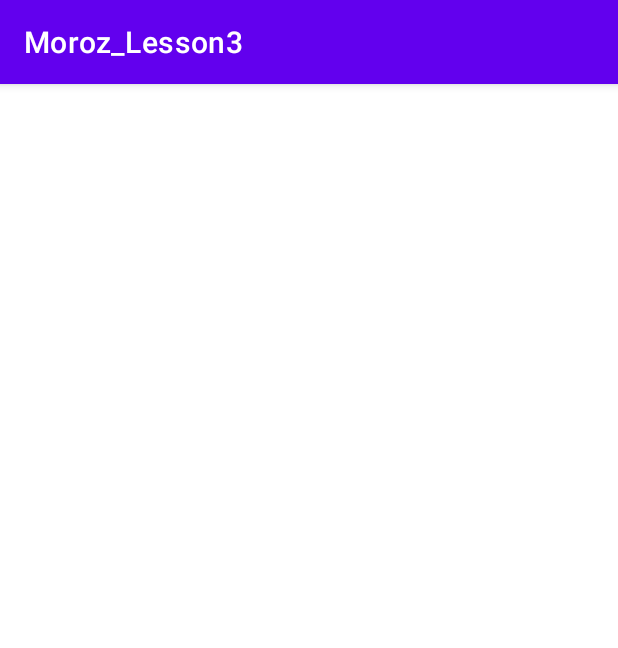
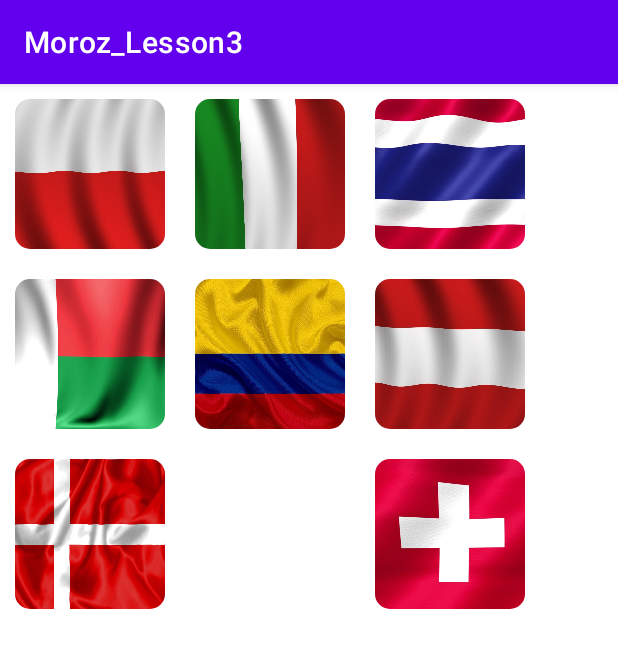
Before and after one commit to almoiv0499/Moroz_Lesson3, an Android app: the GridLayoutActivity screen opened directly, with no data from a screen before it, on a phone screen of 412 x 824 dp. Shown: the top 648 px of the screen. Run offline under Robolectric (Android 15) with nearby library versions, the phone set to English and light mode, and no system bars.

Commit message:
moroz_lesson_3_1 created activity_grid_layout.xml

```diff
--- a/app/src/main/java/com/example/moroz_lesson3/GridLayoutActivity.kt
+++ b/app/src/main/java/com/example/moroz_lesson3/GridLayoutActivity.kt
@@ -1,11 +1,33 @@
 package com.example.moroz_lesson3
 
+import android.content.Intent
 import androidx.appcompat.app.AppCompatActivity
 import android.os.Bundle
+import com.example.moroz_lesson3.databinding.ActivityGridLayoutBinding
 
 class GridLayoutActivity : AppCompatActivity() {
+
+    private lateinit var binding: ActivityGridLayoutBinding
     override fun onCreate(savedInstanceState: Bundle?) {
         super.onCreate(savedInstanceState)
-        setContentView(R.layout.activity_grid_layout)
+        binding = ActivityGridLayoutBinding.inflate(layoutInflater)
+        setContentView(binding.root)
+
+        navigateToFrameLayoutActivity()
+        navigateToLinearLayoutActivity()
+    }
+
+    private fun navigateToFrameLayoutActivity() {
+        binding.denmarkFlagFrame.setOnClickListener {
+            val intent = Intent(this, FrameLayoutActivity::class.java)
+            startActivity(intent)
+        }
+    }
+
+    private fun navigateToLinearLayoutActivity() {
+        binding.switzerlandFlagFrame.setOnClickListener {
+            val intent = Intent(this, LinearLayoutActivity::class.java)
+            startActivity(intent)
+        }
     }
 }
--- a/app/src/main/res/layout/activity_grid_layout.xml
+++ b/app/src/main/res/layout/activity_grid_layout.xml
@@ -1,9 +1,100 @@
 <?xml version="1.0" encoding="utf-8"?>
-<androidx.constraintlayout.widget.ConstraintLayout xmlns:android="http://schemas.android.com/apk/res/android"
-    xmlns:app="http://schemas.android.com/apk/res-auto"
+<GridLayout xmlns:android="http://schemas.android.com/apk/res/android"
     xmlns:tools="http://schemas.android.com/tools"
     android:layout_width="match_parent"
     android:layout_height="match_parent"
+    android:columnCount="3"
     tools:context=".GridLayoutActivity">
 
-</androidx.constraintlayout.widget.ConstraintLayout>
+    <ImageView
+        android:id="@+id/poland_flag_frame"
+        android:layout_width="@dimen/imageView_size_grid"
+        android:layout_height="@dimen/imageView_size_grid"
+        android:layout_margin="@dimen/imageView_margins_grid"
+        android:background="@drawable/rounded_background"
+        android:clipToOutline="true"
+        android:contentDescription="@string/poland_flag"
+        android:scaleType="centerCrop"
+        android:src="@drawable/poland" />
+
+
+    <ImageView
+        android:id="@+id/italy_flag_frame"
+        android:layout_width="@dimen/imageView_size_grid"
+        android:layout_height="@dimen/imageView_size_grid"
+        android:layout_margin="@dimen/imageView_margins_grid"
+        android:background="@drawable/rounded_background"
+        android:clipToOutline="true"
+        android:contentDescription="@string/italy_flag"
+        android:scaleType="fitXY"
+        android:src="@drawable/italy" />
+
+    <ImageView
+        android:id="@+id/thailand_flag_frame"
+        android:layout_width="@dimen/imageView_size_grid"
+        android:layout_height="@dimen/imageView_size_grid"
+        android:layout_margin="@dimen/imageView_margins_grid"
+        android:background="@drawable/rounded_background"
+        android:clipToOutline="true"
+        android:contentDescription="@string/thailand_flag"
+        android:scaleType="centerCrop"
+        android:src="@drawable/thailand" />
+
+    <ImageView
+        android:id="@+id/madagascar_flag_frame"
+        android:layout_width="@dimen/imageView_size_grid"
+        android:layout_height="@dimen/imageView_size_grid"
+        android:layout_margin="@dimen/imageView_margins_grid"
+        android:background="@drawable/rounded_background"
+        android:clipToOutline="true"
+        android:contentDescription="@string/madagascar_flag"
+        android:scaleType="fitXY"
+        android:src="@drawable/madagascar" />
+
+
+    <ImageView
+        android:id="@+id/colombia_flag_frame"
+        android:layout_width="@dimen/imageView_size_grid"
+        android:layout_height="@dimen/imageView_size_grid"
+        android:layout_margin="@dimen/imageView_margins_grid"
+        android:background="@drawable/rounded_background"
+        android:clipToOutline="true"
+        android:contentDescription="@string/colombia_flag"
+        android:scaleType="centerCrop"
+        android:src="@drawable/colombia" />
+
+    <ImageView
+        android:id="@+id/austria_flag_frame"
+        android:layout_width="@dimen/imageView_size_grid"
+        android:layout_height="@dimen/imageView_size_grid"
+        android:layout_margin="@dimen/imageView_margins_grid"
+        android:background="@drawable/rounded_background"
+        android:clipToOutline="true"
+        android:contentDescription="@string/austria_flag"
+        android:scaleType="centerCrop"
+        android:src="@drawable/austria" />
+
+    <ImageView
+        android:id="@+id/denmark_flag_frame"
+        android:layout_width="@dimen/imageView_size_grid"
+        android:layout_height="@dimen/imageView_size_grid"
+        android:layout_margin="@dimen/imageView_margins_grid"
+        android:background="@drawable/rounded_background"
+        android:clipToOutline="true"
+        android:contentDescription="@string/denmark_flag"
+        android:scaleType="fitXY"
+        android:src="@drawable/denmark" />
+
+    <ImageView
+        android:id="@+id/switzerland_flag_frame"
+        android:layout_width="@dimen/imageView_size_grid"
+        android:layout_height="@dimen/imageView_size_grid"
+        android:layout_margin="@dimen/imageView_margins_grid"
+        android:layout_column="2"
+        android:background="@drawable/rounded_background"
+        android:clipToOutline="true"
+        android:contentDescription="@string/switzerland_flag"
+        android:scaleType="centerCrop"
+        android:src="@drawable/switzerland" />
+
+</GridLayout>
--- a/app/src/main/res/values/dimens.xml
+++ b/app/src/main/res/values/dimens.xml
@@ -10,4 +10,8 @@
     <!-- LinearLayout -->
     <dimen name="imageView_size_linear">100dp</dimen>
     <dimen name="imageView_margins_linear">10dp</dimen>
+
+    <!-- GridLayout -->
+    <dimen name="imageView_size_grid">100dp</dimen>
+    <dimen name="imageView_margins_grid">10dp</dimen>
 </resources>
```
